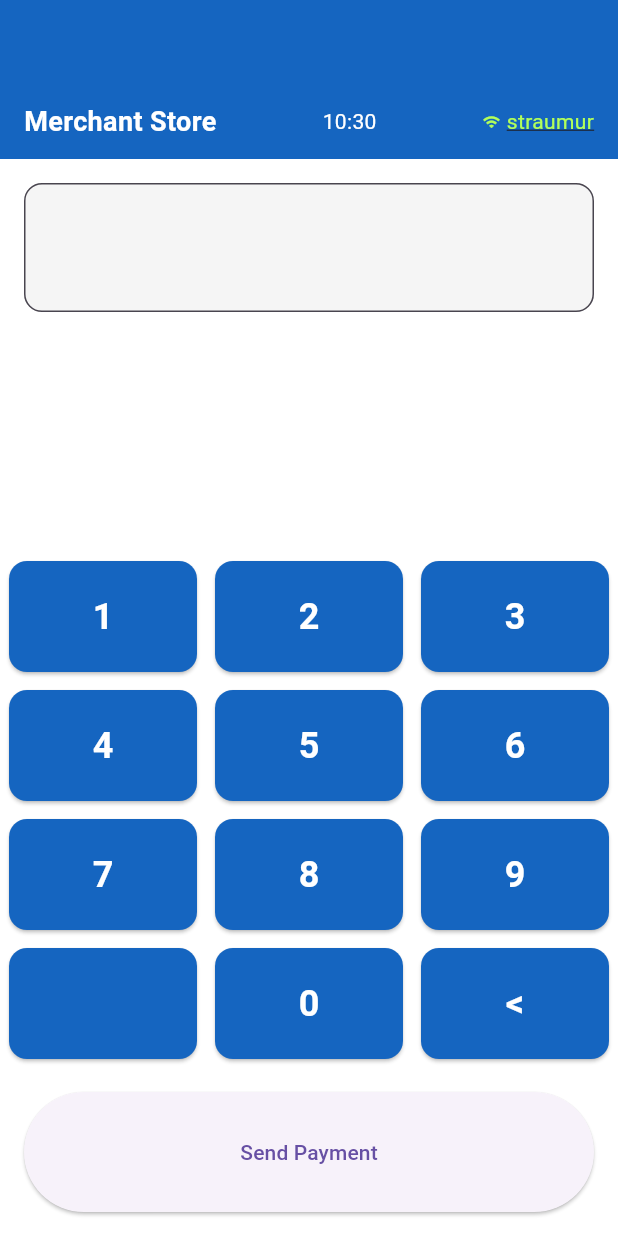
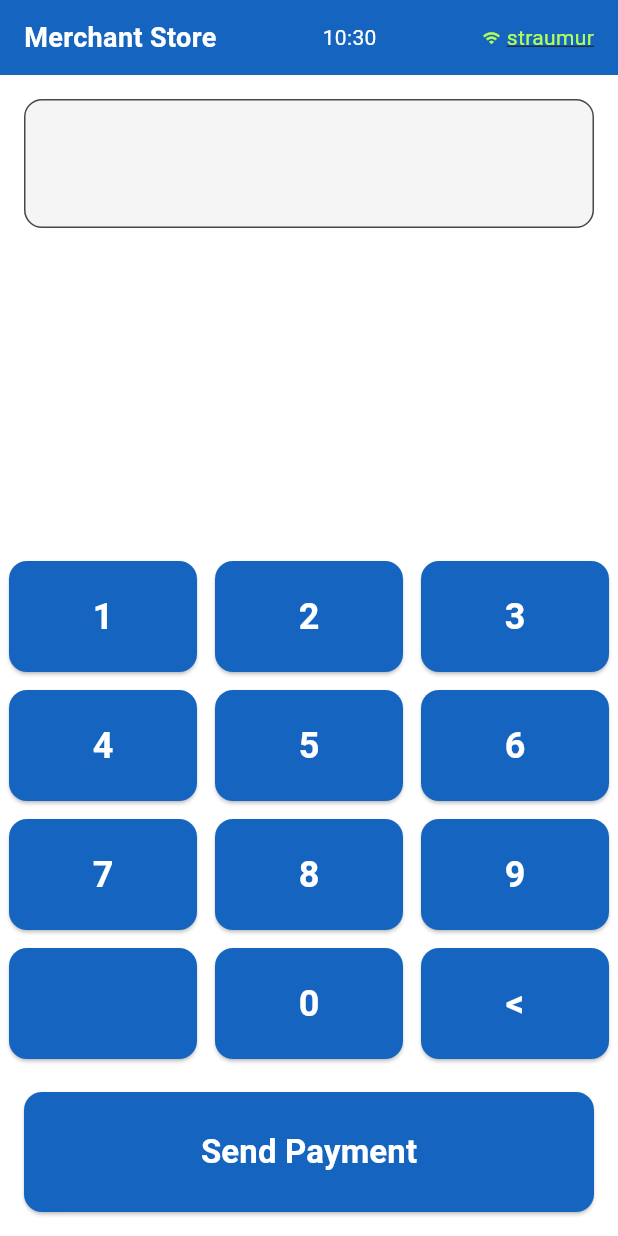
Before and after one commit to aronohilm/Straumur, a Flutter app: the PaymentScreen screen opened directly, on a phone screen of 412 x 824 dp. Run offline on Flutter 3.47's test engine with Material 3 defaults, Android fonts, the phone set to English and light mode, and no system bars; our stand-ins replace fluttertoast, shared_preferences; accounts and stored records are empty.

Commit message:
refactor: clear amount field and update UI styles
Clear the `_amount` field after payment response or error to reset the form. Update button styles and remove unused app bar code for a cleaner UI.

```diff
--- a/lib/main.dart
+++ b/lib/main.dart
@@ -184,6 +184,7 @@
         setState(() {
           _response = 'Error: ${response.statusCode}\n${response.body}';
           _isLoading = false;
+          _amount = ''; // Clear the amount field on error
         });
         _showToast('Payment failed: ${response.statusCode}');
         return;
@@ -204,6 +205,7 @@
       setState(() {
         _response = const JsonEncoder.withIndent('  ').convert(responseJson);
         _isLoading = false;
+        _amount = ''; // Clear the amount field after successful response
       });
 
       await _incrementCounter();
@@ -212,6 +214,7 @@
       setState(() {
         _response = 'Error: $e';
         _isLoading = false;
+        _amount = ''; // Clear the amount field on exception
       });
       _showToast('Network error: $e');
     }
@@ -248,11 +251,11 @@
   Widget build(BuildContext context) {
     return Scaffold(
       backgroundColor: Colors.white,
-      appBar: AppBar(
-        backgroundColor: Colors.blue[800],
-        title: const Text(''), // Removed "POS Payment" text
+      //appBar: AppBar(
+        //backgroundColor: const Color.fromARGB(255, 21, 192, 106),
+        //title: const Text('AYDEN'), // Removed "POS Payment" text
         // Removed logout button from here
-      ),
+      //),
       body: SafeArea(
         child: Column(
           children: [
@@ -353,9 +356,13 @@
                 child: ElevatedButton(
                   // Change this to directly call _sendPayment instead of _confirmAndSendPayment
                   onPressed: _isLoading ? null : _sendPayment,
+                  style: ElevatedButton.styleFrom(
+                    backgroundColor: Colors.blue[800],
+                    shape: RoundedRectangleBorder(borderRadius: BorderRadius.circular(12)),
+                  ),
                   child: _isLoading
-                      ? const CircularProgressIndicator(color: Colors.white)
-                      : const Text('Send Payment'),
+                      ? const CircularProgressIndicator(color: Color.fromARGB(255, 255, 255, 255))
+                      : const Text('Send Payment', style: TextStyle(fontSize: 22, fontWeight: FontWeight.bold, color: Colors.white)),
                 ),
               ),
             ),
```
